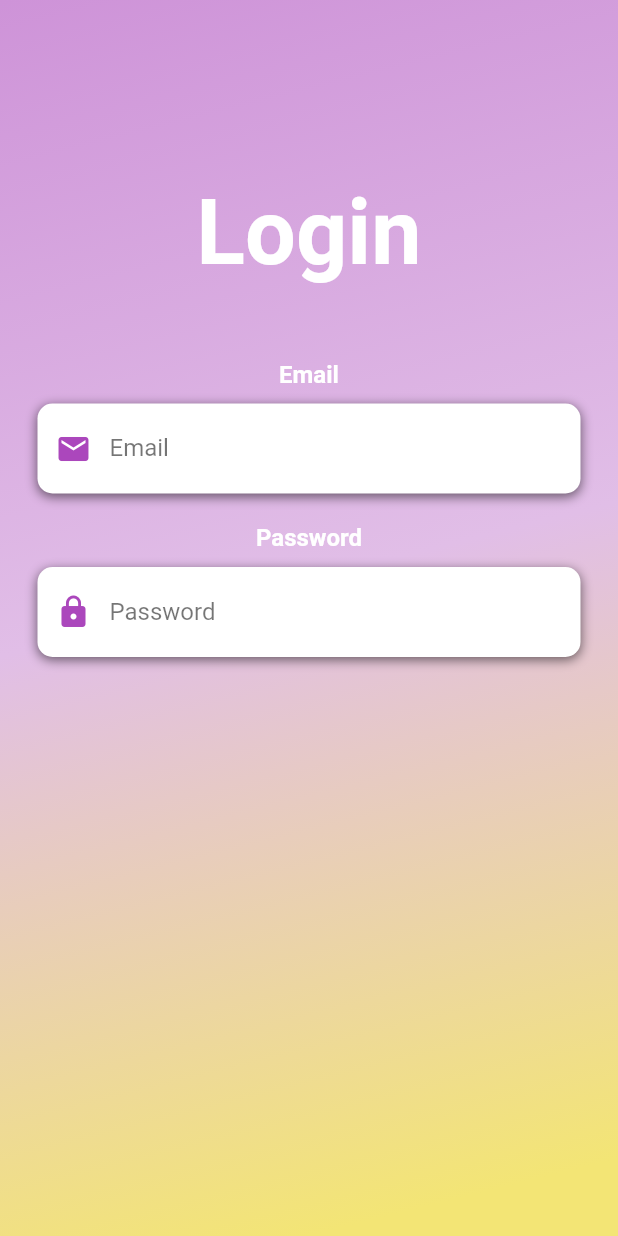
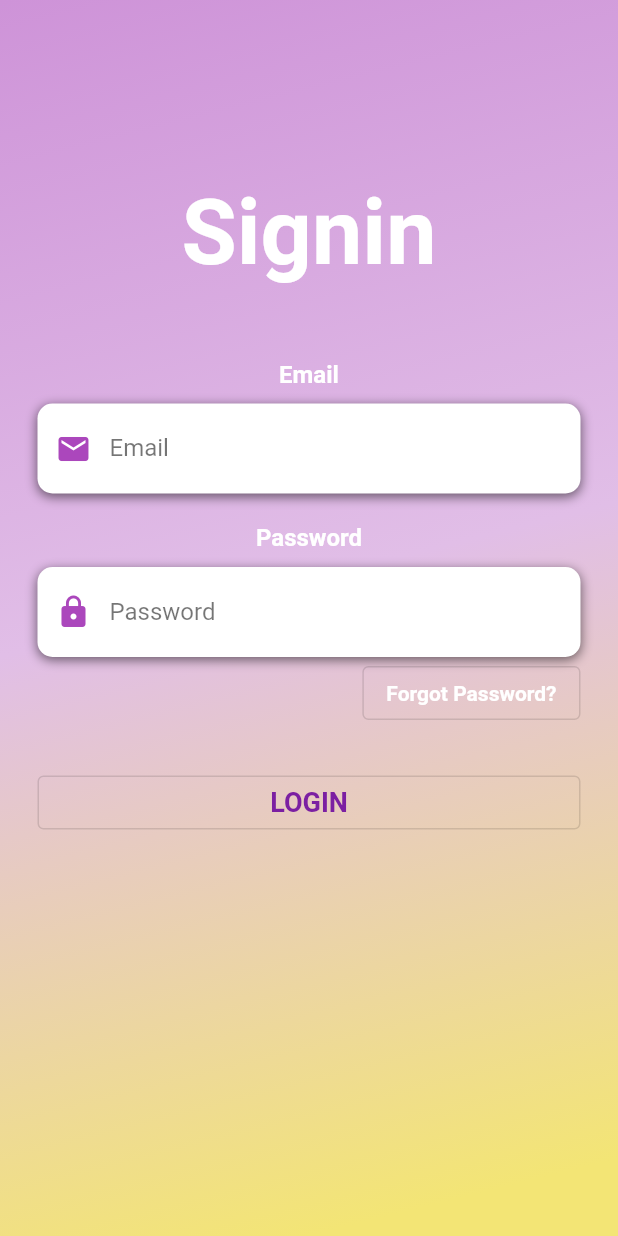
Before and after one commit to vishmi007/A-simple-login-page, a Flutter app: the screen it shows after launch, on a phone screen of 412 x 824 dp. Run offline on Flutter 3.47's test engine with Material 2 defaults, Android fonts, the phone set to English and light mode, and no system bars.

Commit message:
created the forgot password button and the login button

```diff
--- a/lib/loginScreen.dart
+++ b/lib/loginScreen.dart
@@ -7,6 +7,36 @@ class LoginScreen extends StatefulWidget{
 
   @override
   _LoginScreenState createState() => _LoginScreenState();
+  }
+
+
+
+
+
+
+class _LoginScreenState extends State<LoginScreen>
+{
+  /*Method Name  : buildForgotpasswordButton
+    Parameters   : None
+    Purpose      : To Design the forgot password button.
+  */
+  Widget buildForgotPasswordBtn()
+  {
+    return Container(
+        alignment: Alignment.centerRight,
+        //New button types in Flutter are textButton and OutlinedButton
+        child: OutlinedButton(
+            onPressed: () => print("Want to reset your password?"),
+            child:Text(
+                'Forgot Password?',
+                style: TextStyle(
+                    color: Colors.white,
+                    fontWeight: FontWeight.bold
+                )
+            )
+
+        )
+    );
   }
 
   /*Method Name  : buildEmail
@@ -121,9 +151,26 @@ Widget buildPassword()
     );
   }
 
+  /*Method Name  : buildPassword
+    Parameters   : None
+    Purpose      : To Design the Login button.
+  */
 
-class _LoginScreenState extends State<LoginScreen>
+  Widget buildLoginBtn()
   {
+    return Container(
+      padding: EdgeInsets.symmetric(vertical: 25),
+      width: double.infinity,
+      child: OutlinedButton(
+        child: Text('LOGIN', style:TextStyle(color: Color(0XFF7B1FA2),
+        fontSize: 18,fontWeight: FontWeight.bold) ) ,
+        onPressed: () => print('Login Button Pressed'),
+
+
+      ),
+      );
+
+  }
   Widget build(BuildContext context)
   {
     return Scaffold(
@@ -155,7 +202,7 @@ class _LoginScreenState extends State<LoginScreen>
                 ),
                     child : Column(
                         children: <Widget>[
-                          Text('Login',
+                          Text('Signin',
                               style: TextStyle(
                                   color : Colors.white,
                                   fontSize: 60.0,
@@ -165,6 +212,9 @@ class _LoginScreenState extends State<LoginScreen>
                           buildEmail(),
                           SizedBox(height: 20),
                           buildPassword(),
+                          buildForgotPasswordBtn(),
+                          buildLoginBtn()
+
 
                         ]
 
```
Lines whose indentation alone changed are shown as unchanged.
